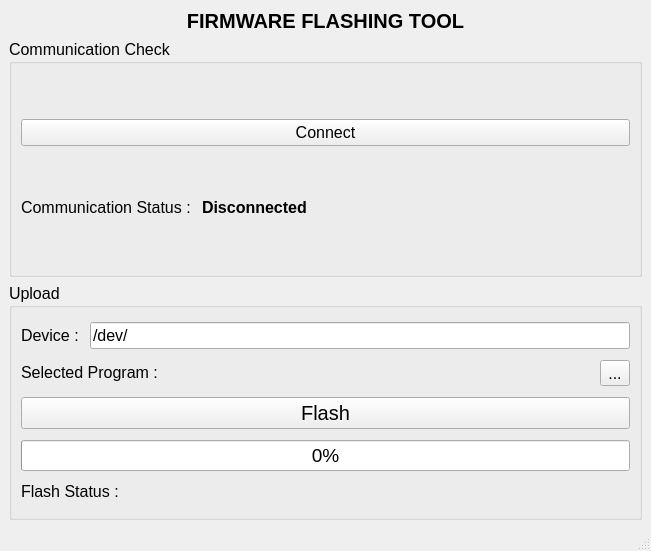
First picture: the form in ui/firmware_uploader.ui, repository JAEWOOK6488/firmware_uploader, before the edit.
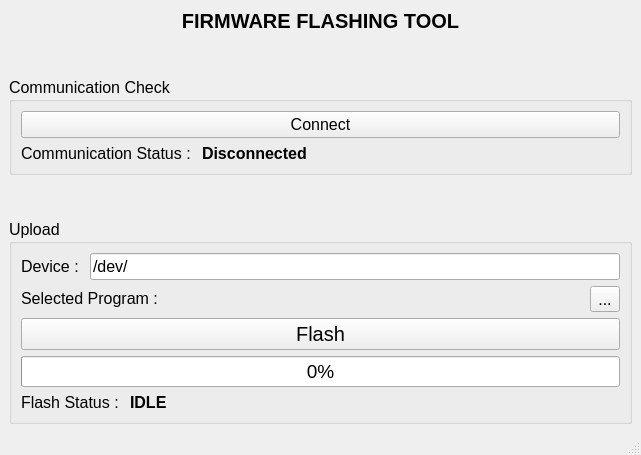
Second picture: the form after the edit.

Commit message: [improve] ui 수정정

Diff of the .ui file:
```diff
--- a/ui/firmware_uploader.ui
+++ b/ui/firmware_uploader.ui
@@ -6,8 +6,8 @@
    <rect>
     <x>0</x>
     <y>0</y>
-    <width>651</width>
-    <height>551</height>
+    <width>641</width>
+    <height>455</height>
    </rect>
   </property>
   <property name="windowTitle">
@@ -40,8 +40,27 @@
         </property>
        </widget>
       </item>
+      <item>
+       <spacer name="verticalSpacer_2">
+        <property name="orientation">
+         <enum>Qt::Vertical</enum>
+        </property>
+        <property name="sizeHint" stdset="0">
+         <size>
+          <width>20</width>
+          <height>40</height>
+         </size>
+        </property>
+       </spacer>
+      </item>
       <item>
        <widget class="QGroupBox" name="groupBox">
+        <property name="sizePolicy">
+         <sizepolicy hsizetype="Preferred" vsizetype="Maximum">
+          <horstretch>0</horstretch>
+          <verstretch>0</verstretch>
+         </sizepolicy>
+        </property>
         <property name="font">
          <font>
           <pointsize>12</pointsize>
@@ -109,8 +128,27 @@
         </layout>
        </widget>
       </item>
+      <item>
+       <spacer name="verticalSpacer">
+        <property name="orientation">
+         <enum>Qt::Vertical</enum>
+        </property>
+        <property name="sizeHint" stdset="0">
+         <size>
+          <width>20</width>
+          <height>40</height>
+         </size>
+        </property>
+       </spacer>
+      </item>
       <item>
        <widget class="QGroupBox" name="groupBox_2">
+        <property name="sizePolicy">
+         <sizepolicy hsizetype="Preferred" vsizetype="Maximum">
+          <horstretch>0</horstretch>
+          <verstretch>0</verstretch>
+         </sizepolicy>
+        </property>
         <property name="font">
          <font>
           <pointsize>12</pointsize>
@@ -233,8 +271,15 @@
                <verstretch>0</verstretch>
               </sizepolicy>
              </property>
+             <property name="font">
+              <font>
+               <pointsize>12</pointsize>
+               <weight>75</weight>
+               <bold>true</bold>
+              </font>
+             </property>
              <property name="text">
-              <string/>
+              <string>IDLE</string>
              </property>
             </widget>
            </item>
```
Left out of the diff: 2 changed lines with no effect on the pictures.
